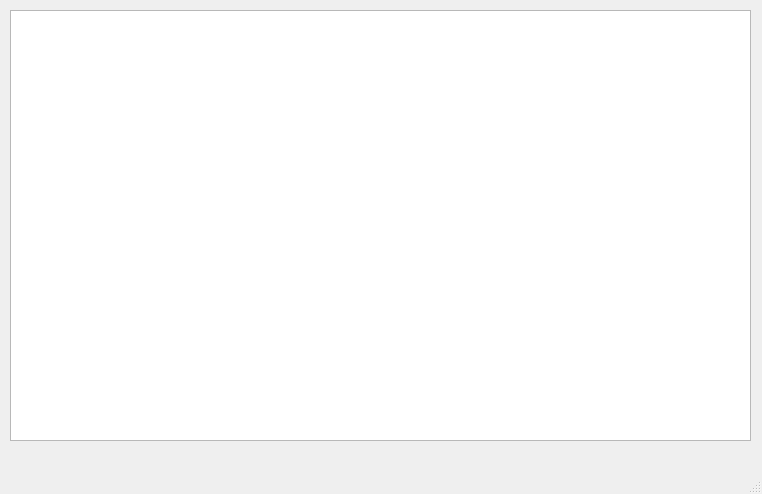
Old version of the form mainwindow.ui in the repository apocolypse600/EveOnlineSystemJumps.
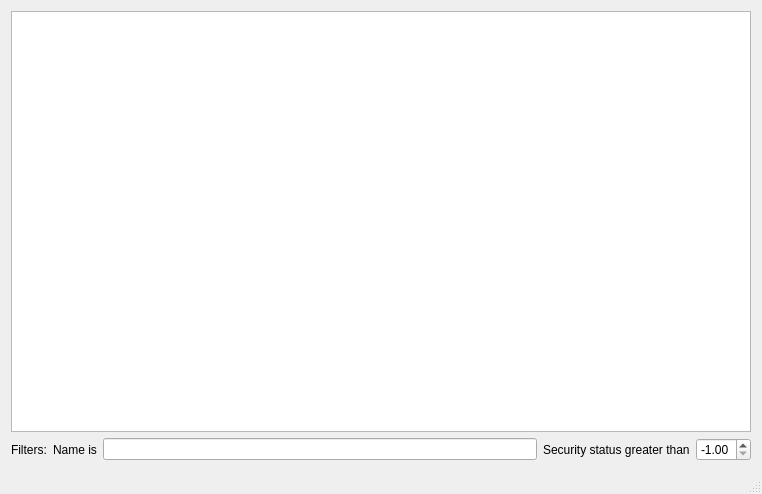
New version of the form.

Commit message: More visual clean ups, and the start of the work on some filters. Exact name matching works, security status dosen't yet.

The edit to the form file:
```diff
--- a/mainwindow.ui
+++ b/mainwindow.ui
@@ -14,15 +14,9 @@
    <string>MainWindow</string>
   </property>
   <widget class="QWidget" name="centralWidget">
+   <layout class="QVBoxLayout" name="verticalLayout">
+    <item>
    <widget class="QTableView" name="tableView">
-    <property name="geometry">
-     <rect>
-      <x>10</x>
-      <y>10</y>
-      <width>741</width>
-      <height>431</height>
-     </rect>
-    </property>
     <property name="alternatingRowColors">
      <bool>true</bool>
     </property>
@@ -30,6 +24,52 @@
      <bool>true</bool>
     </attribute>
    </widget>
+    </item>
+    <item>
+     <layout class="QHBoxLayout" name="horizontalLayout">
+      <item>
+       <widget class="QLabel" name="label">
+        <property name="text">
+         <string>Filters:</string>
+        </property>
+       </widget>
+      </item>
+      <item>
+       <widget class="QLabel" name="label_3">
+        <property name="text">
+         <string>Name is</string>
+        </property>
+       </widget>
+      </item>
+      <item>
+       <widget class="QLineEdit" name="lineEdit_2"/>
+      </item>
+      <item>
+       <widget class="QLabel" name="label_2">
+        <property name="text">
+         <string>Security status greater than</string>
+        </property>
+       </widget>
+      </item>
+      <item>
+       <widget class="QDoubleSpinBox" name="doubleSpinBox">
+        <property name="minimum">
+         <double>-1.000000000000000</double>
+        </property>
+        <property name="maximum">
+         <double>1.000000000000000</double>
+        </property>
+        <property name="singleStep">
+         <double>0.050000000000000</double>
+        </property>
+        <property name="value">
+         <double>-1.000000000000000</double>
+        </property>
+       </widget>
+      </item>
+     </layout>
+    </item>
+   </layout>
   </widget>
   <widget class="QMenuBar" name="menuBar">
    <property name="geometry">
```
Lines whose indentation alone changed are shown as unchanged. The commit also changes 2 other files.
